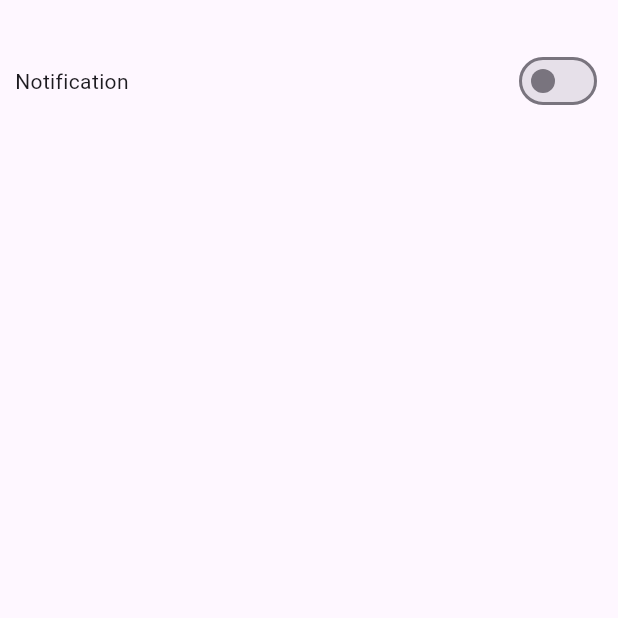
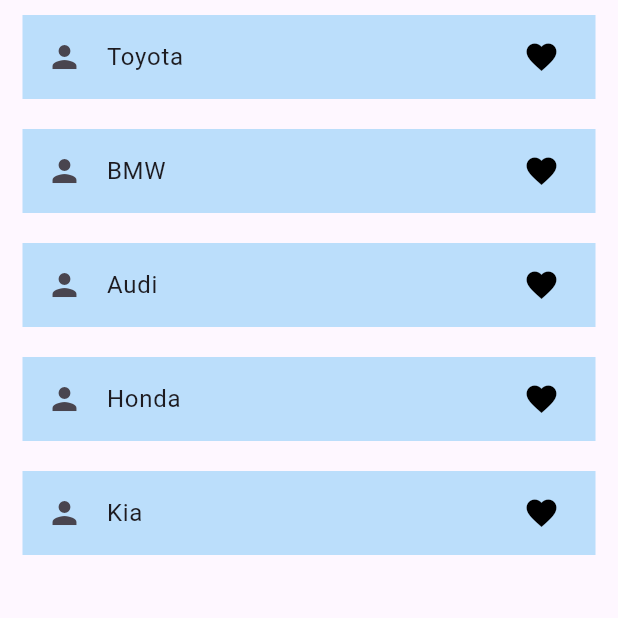
Before and after one commit to iam-talhaa/Getx_State_Managment, a Flutter app: the screen it shows after launch, on a phone screen of 412 x 824 dp, the top half of it. Run offline on Flutter 3.47's test engine with Material 3 defaults, Android fonts, the light colour scheme and no system bars; our stand-ins replace get, image_picker.

Commit message:
Favourite Icon via Get x

```diff
--- a/lib/Counter_controller.dart
+++ b/lib/Counter_controller.dart
@@ -16,11 +16,3 @@
     myopacity.value = value;
   }
 }
-
-class Switchcontroller extends GetxController {
-  RxBool S_value = false.obs;
-
-  S_controller(value) {
-    S_value.value = value;
-  }
-}
--- /dev/null
+++ b/lib/FavouriteExample.dart
@@ -0,0 +1,62 @@
+import 'package:flutter/material.dart';
+
+class Fav_Example extends StatefulWidget {
+  const Fav_Example({super.key});
+
+  @override
+  State<Fav_Example> createState() => _Fav_ExampleState();
+}
+
+class _Fav_ExampleState extends State<Fav_Example> {
+  bool myColor = false;
+
+  List<String> carName = [
+    'Toyota',
+    'BMW',
+    'Audi',
+    'Honda',
+    'Kia',
+  ];
+  List<String> carlist = [];
+  @override
+  Widget build(BuildContext context) {
+    return Scaffold(
+      body: Padding(
+        padding: const EdgeInsets.symmetric(
+          horizontal: 15,
+        ),
+        child: Column(
+          children: [
+            Expanded(
+              child: ListView.builder(
+                  itemCount: carName.length,
+                  itemBuilder: (BuildContext Context, index) {
+                    return Padding(
+                      padding: const EdgeInsets.symmetric(vertical: 10),
+                      child: ListTile(
+                          onTap: () {
+                            if (carlist.contains(carName[index].toString())) {
+                              carlist.remove(carName[index].toString());
+                            } else {
+                              carlist.add(carName[index].toString());
+                            }
+                            setState(() {});
+                          },
+                          tileColor: Colors.blue[100],
+                          leading: Icon(Icons.person),
+                          title: Text(carName[index].toString()),
+                          trailing: Icon(
+                            Icons.favorite,
+                            color: carlist.contains(carName[index].toString())
+                                ? Colors.red
+                                : Colors.black,
+                          )),
+                    );
+                  }),
+            )
+          ],
+        ),
+      ),
+    );
+  }
+}
--- a/lib/main.dart
+++ b/lib/main.dart
@@ -1,5 +1,6 @@
 import 'package:flutter/material.dart';
 import 'package:get/get.dart';
+import 'package:getx_statemangment/FavouriteExample.dart';
 import 'package:getx_statemangment/Image_picker.dart';
 import 'package:getx_statemangment/SliderExample.dart';
 import 'package:getx_statemangment/switchExample.dart';
@@ -20,7 +21,7 @@
   Widget build(BuildContext context) {
     return GetMaterialApp(
       debugShowCheckedModeBanner: false,
-      home: SwitchExample(),
+      home: Fav_Example(),
     );
   }
 }
```
Also changed, not shown: lib/SliderExample.dart (+8 -0 lines), lib/switchExample.dart (+6 -1 lines).
